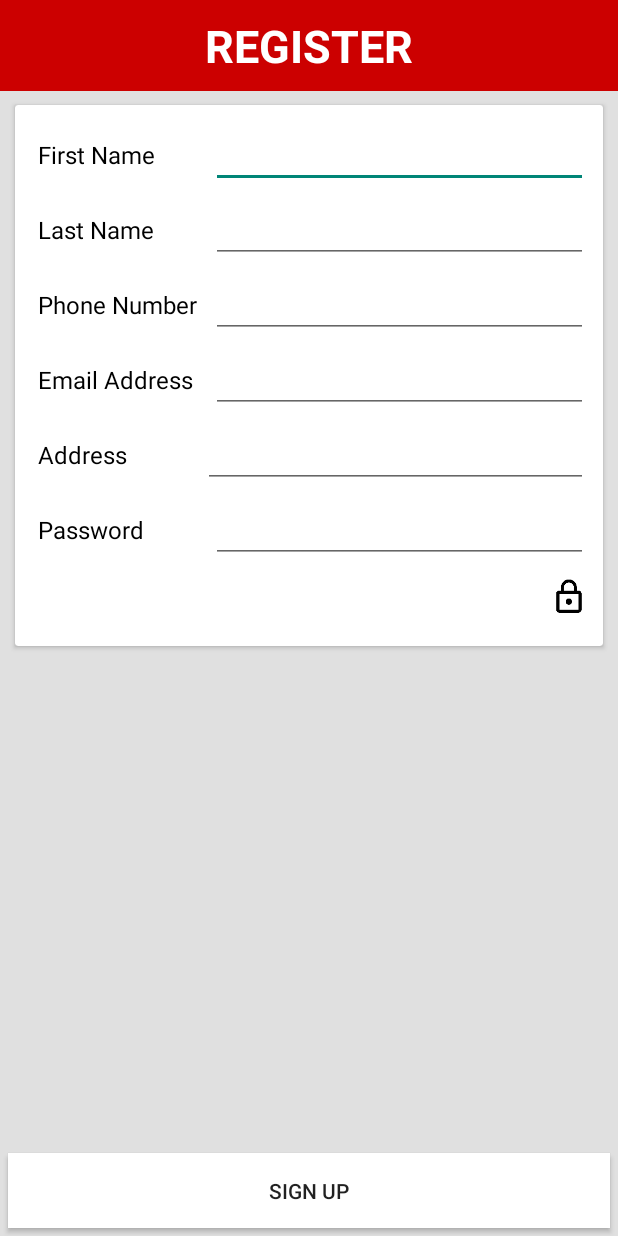
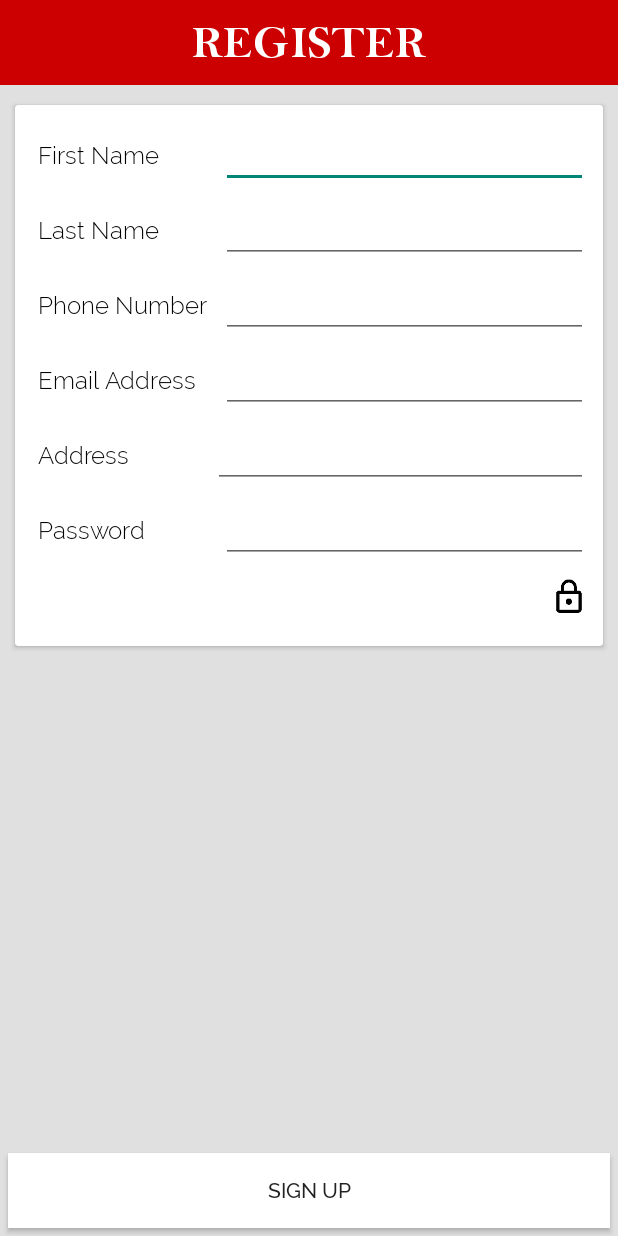
Before and after one commit to prateekkej/ShramikVikas, an Android app: the Registration screen opened directly, with no data from a screen before it, on a phone screen of 412 x 824 dp. Run offline under Robolectric (Android 15) with nearby library versions, the phone set to English and light mode, and no system bars.

Commit message:
Registration layout added and integrated. Main Activity Layout refreshed Registrations agan refreshed. Card list added. View pAger added tabs added new Graphics Recent list added animations done

```diff
--- a/app/src/main/java/com/shramikvikas/HomeScreen.java
+++ b/app/src/main/java/com/shramikvikas/HomeScreen.java
@@ -2,13 +2,13 @@ package com.shramikvikas;
 
 import android.animation.ObjectAnimator;
 import android.graphics.Color;
+import android.graphics.Typeface;
 import android.support.design.widget.TabLayout;
 import android.support.v4.view.ViewPager;
 import android.support.v7.app.AppCompatActivity;
 import android.os.Bundle;
 
 public class HomeScreen extends AppCompatActivity {
-
     @Override
     protected void onResume() {
         super.onResume();
--- a/app/src/main/java/com/shramikvikas/Labor_Adapter.java
+++ b/app/src/main/java/com/shramikvikas/Labor_Adapter.java
@@ -3,6 +3,7 @@ package com.shramikvikas;
 import android.animation.LayoutTransition;
 import android.animation.ObjectAnimator;
 import android.content.Intent;
+import android.graphics.Typeface;
 import android.net.Uri;
 import android.support.annotation.NonNull;
 import android.support.transition.Transition;
@@ -30,11 +31,14 @@ import java.util.ArrayList;
 public class Labor_Adapter extends RecyclerView.Adapter<Labor_Adapter.view_holder> {
    protected ArrayList<Labor_obj> data;
     private RecyclerView recycler;
+    private Typeface medium,light;
     public static ArrayList<Labor_obj> recents;
     private Intent message,share,call;
         private int expandedPosition,lastPosition = -1,previousExpanded=-1;
     public Labor_Adapter(ArrayList<Labor_obj> list,RecyclerView recyclerView) {
             super(); data=list;recycler=recyclerView; expandedPosition=-1;
+        medium= Typeface.createFromAsset(recyclerView.getContext().getAssets(),"fonts/Raleway-Medium.ttf");
+        light= Typeface.createFromAsset(recyclerView.getContext().getAssets(),"fonts/Raleway-Light.ttf");
         recents= new ArrayList<>();
             }
     @Override
@@ -152,9 +156,11 @@ recents.add(data.get(position));
            dial= (ImageButton)itemView.findViewById(R.id.dial_expanded);
            message=(ImageButton)itemView.findViewById(R.id.message_expanded);
            name_expanded=(TextView)itemView.findViewById(R.id.name_exp);
+           name_expanded.setTypeface(medium);
            rating_expanded=(RatingBar)itemView.findViewById(R.id.rating_expanded);
            phoneno=(TextView)itemView.findViewById(R.id.phone_expanded);
                 name= (TextView)itemView.findViewById(R.id.name_collapsed);
+           name.setTypeface(medium);
         ratingBar= (RatingBar)itemView.findViewById(R.id.rating_collapsed);
            phone=(ImageView)itemView.findViewById(R.id.dial);
            skills=(TextView)itemView.findViewById(R.id.skill);
--- a/app/src/main/java/com/shramikvikas/Recent_Fragment.java
+++ b/app/src/main/java/com/shramikvikas/Recent_Fragment.java
@@ -4,6 +4,7 @@ import android.animation.LayoutTransition;
 import android.content.Context;
 import android.content.Intent;
 import android.database.DataSetObserver;
+import android.graphics.Typeface;
 import android.media.Image;
 import android.net.Uri;
 import android.os.Bundle;
@@ -38,12 +39,16 @@ public class Recent_Fragment extends Fragment {
     public static ListView listView;
     static TextView no_recents;
     private ImageButton del;
+    private Typeface medium,light;
 
     @Override
     public View onCreateView(LayoutInflater inflater, @Nullable final ViewGroup container, @Nullable final Bundle savedInstanceState) {
         View v = inflater.inflate(R.layout.recent_layout, container, false);
+        medium= Typeface.createFromAsset(container.getContext().getAssets(),"fonts/Raleway-Medium.ttf");
+        light= Typeface.createFromAsset(container.getContext().getAssets(),"fonts/Raleway-Light.ttf");
         listView = (ListView) v.findViewById(R.id.recents_list);
         no_recents = (TextView) v.findViewById(R.id.textView9);
+        no_recents.setTypeface(medium);
         recents_adapter = new Recents_adapter(getContext(), Labor_Adapter.recents);
         recents_adapter.registerDataSetObserver(new DataSetObserver() {
             @Override
@@ -89,6 +94,7 @@ public class Recent_Fragment extends Fragment {
             dial_expanded = (ImageButton) convertView.findViewById(R.id.dial_expanded);
             message_expanded = (ImageButton) convertView.findViewById(R.id.message_expanded);
             name_expanded = (TextView) convertView.findViewById(R.id.name_exp);
+            name_expanded.setTypeface(medium);
             phoneno = (TextView) convertView.findViewById(R.id.phone_expanded);
             sharevia = (ImageButton) convertView.findViewById(R.id.share_expanded);
             rating_expanded.setRating((float) data.getRating());
--- a/app/src/main/java/com/shramikvikas/Registration.java
+++ b/app/src/main/java/com/shramikvikas/Registration.java
@@ -2,24 +2,33 @@ package com.shramikvikas;
 
 import android.graphics.Canvas;
 import android.graphics.ColorFilter;
+import android.graphics.Typeface;
 import android.graphics.drawable.Drawable;
 import android.support.v7.app.AppCompatActivity;
 import android.os.Bundle;
+import android.support.v7.widget.CardView;
 import android.text.method.PasswordTransformationMethod;
 import android.view.View;
+import android.widget.Button;
 import android.widget.ImageView;
 import android.widget.TextView;
 
 public class Registration extends AppCompatActivity {
     private ImageView pass;
     private TextView pin;
+    private Button signup;
     private boolean pass_status=true;
     @Override
     protected void onCreate(Bundle savedInstanceState) {
         super.onCreate(savedInstanceState);
         setContentView(R.layout.registration);
+        Typeface bell_font = Typeface.createFromAsset(getAssets(),"fonts/bellb.ttf");
+        TextView reigster= (TextView)findViewById(R.id.textView4);
+        reigster.setTypeface(bell_font);
         pass = (ImageView)findViewById(R.id.pass);
         pin= (TextView)findViewById(R.id.numericpin);
+        signup=(Button)findViewById(R.id.signup);
+        signup.setTypeface(Typeface.createFromAsset(getAssets(),"fonts/Raleway-Medium.ttf"));
         pass.setOnClickListener(new View.OnClickListener() {
             @Override
             public void onClick(View view) {
--- /dev/null
+++ b/app/src/main/java/com/shramikvikas/ourTextView.java
@@ -0,0 +1,19 @@
+package com.shramikvikas;
+
+import android.content.Context;
+import android.content.res.AssetManager;
+import android.graphics.Typeface;
+import android.util.AttributeSet;
+import android.widget.TextView;
+
+/**
+ * Created by Prateek on 11-02-2017.
+ */
+
+public class ourTextView extends TextView {
+    public ourTextView(Context context, AttributeSet attrs) {
+        super(context, attrs);
+        Typeface normal= Typeface.createFromAsset(context.getAssets(),"fonts/Raleway-Light.ttf");
+        this.setTypeface(normal);
+    }
+}
--- a/app/src/main/res/layout/activity_main.xml
+++ b/app/src/main/res/layout/activity_main.xml
@@ -148,13 +148,12 @@
         style="@android:style/Widget.DeviceDefault.Button.Borderless"
         android:elevation="4dp"
         android:background="?android:attr/selectableItemBackground"
-        android:textColor="@android:color/black"
         android:layout_alignParentBottom="true"
         android:layout_toRightOf="@+id/signInButton"
         android:layout_toEndOf="@+id/signInButton"
         android:layout_marginBottom="18dp" />
 
-    <TextView
+    <com.shramikvikas.ourTextView
         android:layout_width="wrap_content"
         android:layout_height="wrap_content"
         android:text="NOT REGISTERED YET?"
--- a/app/src/main/res/layout/recent_layout.xml
+++ b/app/src/main/res/layout/recent_layout.xml
@@ -13,7 +13,7 @@
         android:choiceMode="multipleChoice"
         android:background="@android:color/white" />
 
-    <TextView
+    <com.shramikvikas.ourTextView
         android:text="No Recently Contacted Labor."
         android:layout_width="wrap_content"
         android:layout_height="wrap_content"
@@ -21,5 +21,7 @@
         android:textSize="25sp"
         android:layout_centerHorizontal="true"
         android:layout_centerInParent="true"
-        android:visibility="visible" />
+        android:visibility="visible"
+        android:fontFamily="cursive"
+        />
 </RelativeLayout>
--- a/app/src/main/res/layout/registration.xml
+++ b/app/src/main/res/layout/registration.xml
@@ -10,7 +10,7 @@
 
     <Button
         android:text="Sign Up"
-        android:id="@+id/button3"
+        android:id="@+id/signup"
         android:layout_height="50dp"
         android:background="@color/common_google_signin_btn_text_dark_default"
         android:elevation="2dp"
@@ -30,7 +30,8 @@
         android:layout_alignParentLeft="true"
         android:layout_alignParentStart="true"
         android:layout_marginLeft="10dp"
-        android:layout_marginRight="10dp">
+        android:layout_marginRight="10dp"
+        android:id="@+id/cardregister">
 
         <TableLayout
             android:layout_width="match_parent"
@@ -44,7 +45,7 @@
                 android:layout_height="match_parent"
                 android:layout_marginBottom="5dp">
 
-                <TextView
+                <com.shramikvikas.ourTextView
                     android:text="First Name    "
                     android:layout_width="wrap_content"
                     android:layout_height="wrap_content"
@@ -70,7 +71,7 @@
                 android:layout_height="match_parent"
                 android:layout_marginBottom="5dp">
 
-                <TextView
+                <com.shramikvikas.ourTextView
                     android:text="Last Name "
                     android:layout_width="wrap_content"
                     android:layout_height="wrap_content"
@@ -95,13 +96,14 @@
                 android:layout_height="match_parent"
                 android:layout_marginBottom="5dp">
 
-                <TextView
+                <com.shramikvikas.ourTextView
                     android:text="Phone Number "
                     android:layout_width="wrap_content"
                     android:layout_height="wrap_content"
                     android:id="@+id/textView2"
                     android:textColor="@color/colorText"
-                    android:textSize="16sp" />
+                    android:textSize="16sp"
+                    android:fontFamily="sans-serif" />
 
                 <EditText
                     android:layout_height="wrap_content"
@@ -120,7 +122,7 @@
                 android:layout_height="match_parent"
                 android:layout_marginBottom="5dp">
 
-                <TextView
+                <com.shramikvikas.ourTextView
                     android:text="Email Address"
                     android:layout_width="wrap_content"
                     android:layout_height="wrap_content"
@@ -145,7 +147,7 @@
                 android:layout_height="match_parent"
                 android:layout_marginBottom="5dp">
 
-                <TextView
+                <com.shramikvikas.ourTextView
                     android:text="Address "
                     android:layout_width="wrap_content"
                     android:layout_height="wrap_content"
@@ -169,7 +171,7 @@
                 android:layout_width="match_parent"
                 android:layout_height="match_parent" >
 
-                <TextView
+                <com.shramikvikas.ourTextView
                     android:text="Password "
                     android:layout_width="wrap_content"
                     android:layout_height="wrap_content"
@@ -210,7 +212,7 @@
         </TableLayout>
     </android.support.v7.widget.CardView>
 
-    <TextView
+    <com.shramikvikas.ourTextView
         android:text="Register"
         android:layout_width="match_parent"
         android:id="@+id/textView4"
@@ -221,7 +223,6 @@
         android:paddingBottom="10dp"
         android:background="@android:color/holo_red_dark"
         android:textColor="@android:color/white"
-        android:textStyle="normal|bold"
         android:fontFamily="sans-serif"
         android:layout_height="wrap_content"
         android:backgroundTintMode="src_over"
--- a/app/src/main/res/values/styles.xml
+++ b/app/src/main/res/values/styles.xml
@@ -16,4 +16,4 @@
         <item name="colorAccent">@color/colorPrimaryDark</item>
     <item name="actionBarItemBackground">@color/colorPrimaryDark</item>
     </style>
-</resources>
+    </resources>
```
Also changed, not shown: app/src/main/java/com/shramikvikas/LoginActivity.java (+11 -2 lines), app/src/main/res/layout/card.xml (+13 -13 lines), app/src/main/assets/fonts/Raleway-Light.ttf (added), app/src/main/assets/fonts/Raleway-Medium.ttf (added), app/src/main/assets/fonts/bell.ttf (added), app/src/main/assets/fonts/bellb.ttf (added), app/src/main/assets/fonts/belli.ttf (added).
